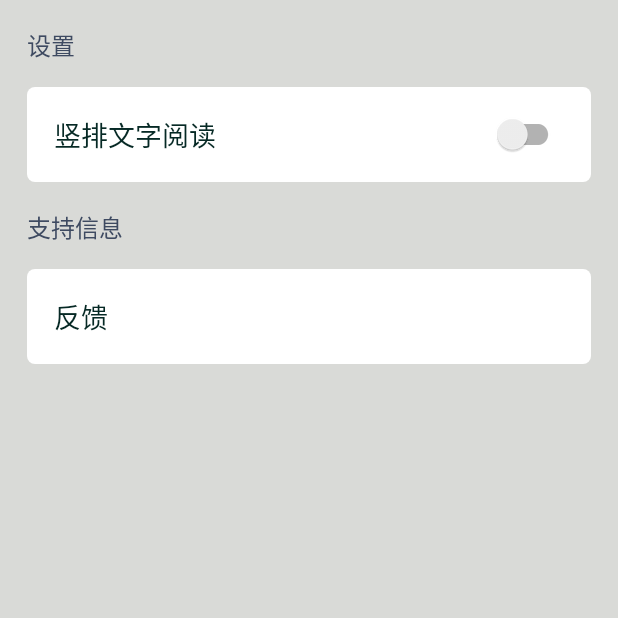
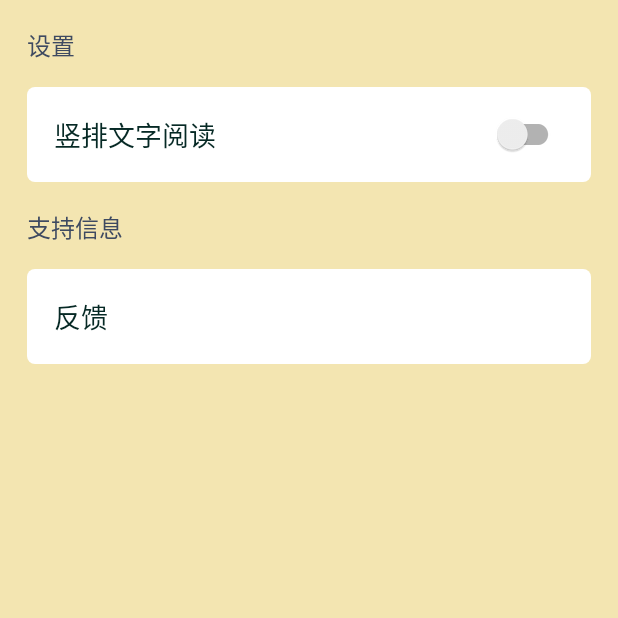
Before and after one commit to wingjay/jianshi, an Android app: the SettingActivity screen opened directly, with no data from a screen before it, on a phone screen of 412 x 824 dp, the top half of it. Run offline under Robolectric (Android 15) with nearby library versions, the phone set to English and light mode, and no system bars; our stand-ins replace ButterKnife; Roboto replaces fonts that are not available here.

```diff
--- a/app/src/main/res/values/color.xml
+++ b/app/src/main/res/values/color.xml
@@ -3,8 +3,8 @@
 
     <color name="primary">#062925</color>
 
-    <color name="normal_bg">#D9DAD7</color>
-
+    <color name="normal_bg">#f3e5b1</color>
+    <!--#D9DAD7-->
     <color name="white">#FFFFFF</color>
     <color name="bright_red">#A51C2D</color>
     <color name="text_white">#FFFFFF</color>
```
Also changed, not shown: app/src/main/res/mipmap-hdpi/ic_launcher.png, app/src/main/res/mipmap-mdpi/ic_launcher.png, app/src/main/res/mipmap-xhdpi/ic_launcher.png, app/src/main/res/mipmap-xxhdpi/ic_launcher.png, app/src/main/res/mipmap-xxxhdpi/ic_launcher.png (added).
